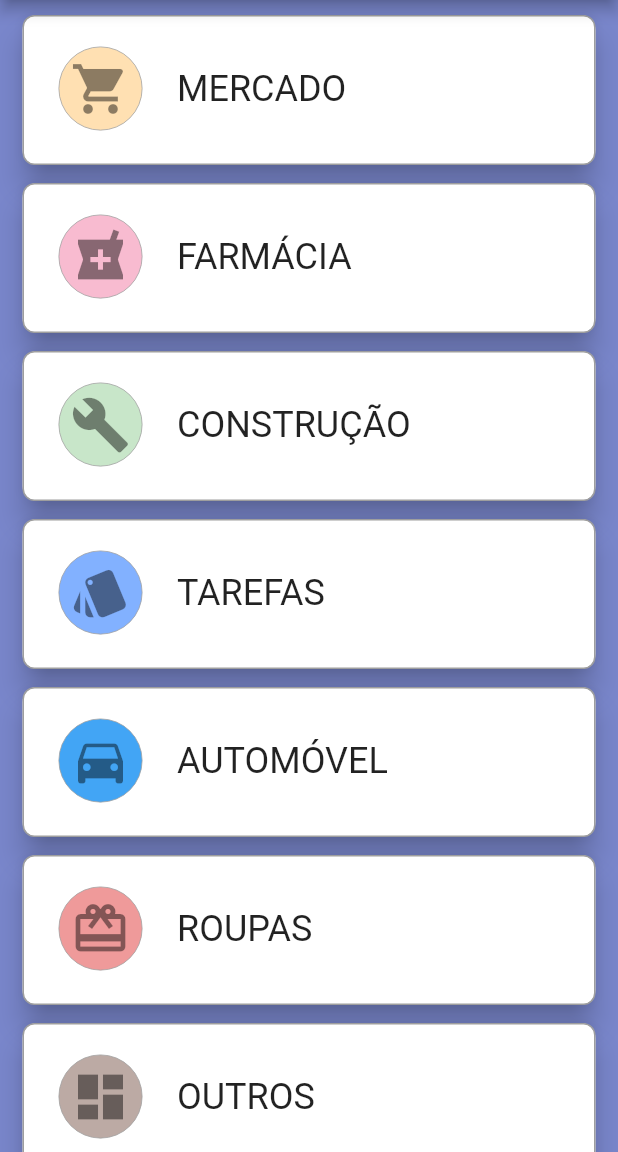
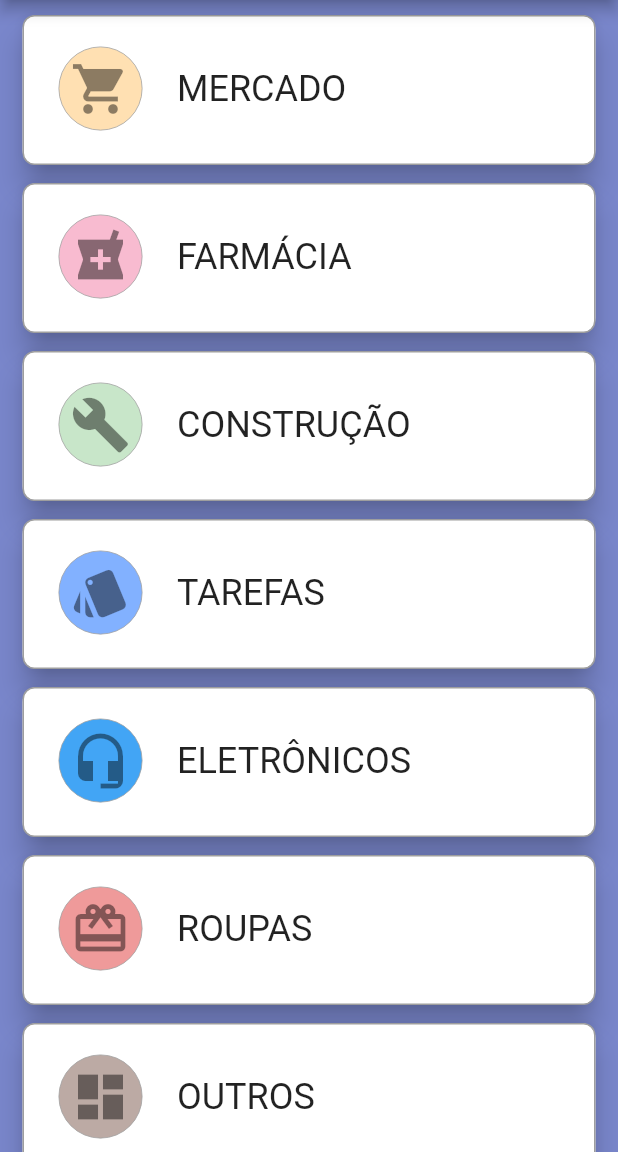
Before and after one commit to silvioagnello/task_mate, a Flutter app: the screen it shows after launch, on a phone screen of 412 x 824 dp, the part 84-1236 px from its top. Run offline on Flutter 3.47's test engine with Material 2 defaults, Android fonts, the phone set to English and light mode, and no system bars; our stand-ins replace cloud_firestore, firebase_auth, firebase_messaging, transparent_image; accounts and stored records are empty.

Commit message:
new_icon

```diff
--- a/lib/home.dart
+++ b/lib/home.dart
@@ -17,7 +17,7 @@ class _HomePageState extends State<HomePage> {
     Category("1", "FARMÁCIA", Icons.local_pharmacy, Colors.pink[100]),
     Category("2", "CONSTRUÇÃO", Icons.build, Colors.green[100]),
     Category("3", "TAREFAS", Icons.style, Colors.blueAccent[100]),
-    Category("4", "AUTOMÓVEL", Icons.directions_car, Colors.blue[400]),
+    Category("4", "ELETRÔNICOS", Icons.headset_mic, Colors.blue[400]),
     Category("5", "ROUPAS", Icons.card_giftcard, Colors.red[200]),
     Category("6", "OUTROS", Icons.dashboard, Colors.brown[200]),
   ];
--- a/lib/tasks.dart
+++ b/lib/tasks.dart
@@ -248,7 +248,7 @@ class _TasksPageState extends State<TasksPage> {
         nmCateg = 'TAREFAS';
         break;
       case "4":
-        nmCateg = 'AUTOMÓVEL';
+        nmCateg = 'ELETRÔNICOS';
         break;
       case "5":
         nmCateg = 'ROUPAS';
```
Also changed, not shown: pubspec.lock, 3 other files.
